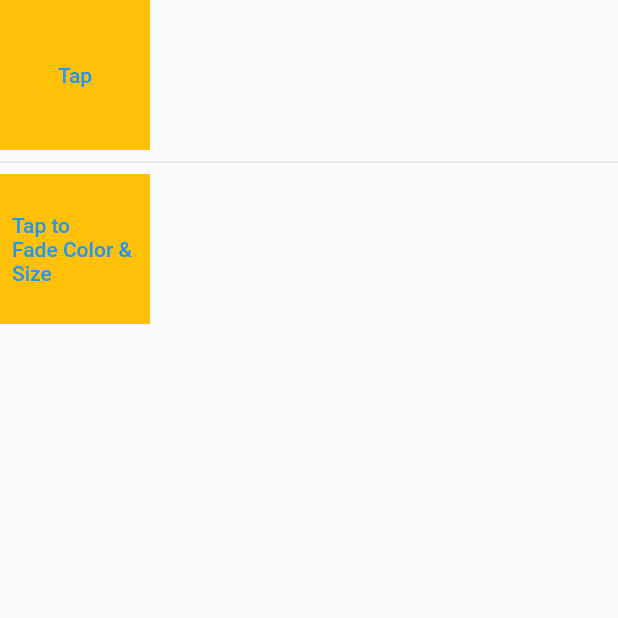
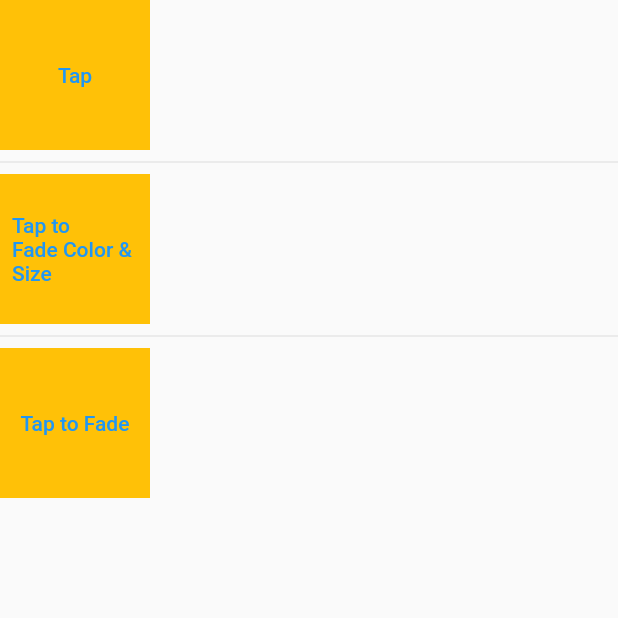
Before and after one commit to AbubakarFarooqi/MAD-ch-7-animations, a Flutter app: the screen it shows after launch, on a phone screen of 412 x 824 dp, the top half of it. Run offline on Flutter 3.47's test engine with Material 2 defaults, Android fonts, the phone set to English and light mode, and no system bars.

Commit message:
Add animated Opacity

```diff
--- a/ch7_animations/lib/main.dart
+++ b/ch7_animations/lib/main.dart
@@ -1,6 +1,7 @@
 import 'package:flutter/material.dart';
 import '/widgets/AnimatedContainer.dart';
 import '/widgets/animated_cross_fade.dart';
+import '/widgets/animated_opacity.dart';
 
 void main() {
   runApp(MaterialApp(
@@ -12,6 +13,8 @@ void main() {
             AnimatedContainerWidget(),
             Divider(),
             AnimatedCrossFadeWidget(),
+            Divider(),
+            AnimatedOpacityWidget(),
           ],
         ),
       ),
--- /dev/null
+++ b/ch7_animations/lib/widgets/animated_opacity.dart
@@ -0,0 +1,39 @@
+import 'package:flutter/material.dart';
+
+class AnimatedOpacityWidget extends StatefulWidget {
+  const AnimatedOpacityWidget({super.key});
+  @override
+  _AnimatedOpacityWidgetState createState() => _AnimatedOpacityWidgetState();
+}
+
+class _AnimatedOpacityWidgetState extends State<AnimatedOpacityWidget> {
+  double _opacity = 1.0;
+  void _animatedOpacity() {
+    setState(() {
+      _opacity = _opacity == 1.0 ? 0.3 : 1.0;
+    });
+  }
+
+  @override
+  Widget build(BuildContext context) {
+    return Row(
+      children: <Widget>[
+        AnimatedOpacity(
+          duration: Duration(milliseconds: 500),
+          opacity: _opacity,
+          child: Container(
+            color: Colors.amber,
+            height: 100.0,
+            width: 100.0,
+            child: TextButton(
+              child: Text('Tap to Fade'),
+              onPressed: () {
+                _animatedOpacity();
+              },
+            ),
+          ),
+        ),
+      ],
+    );
+  }
+}
```
